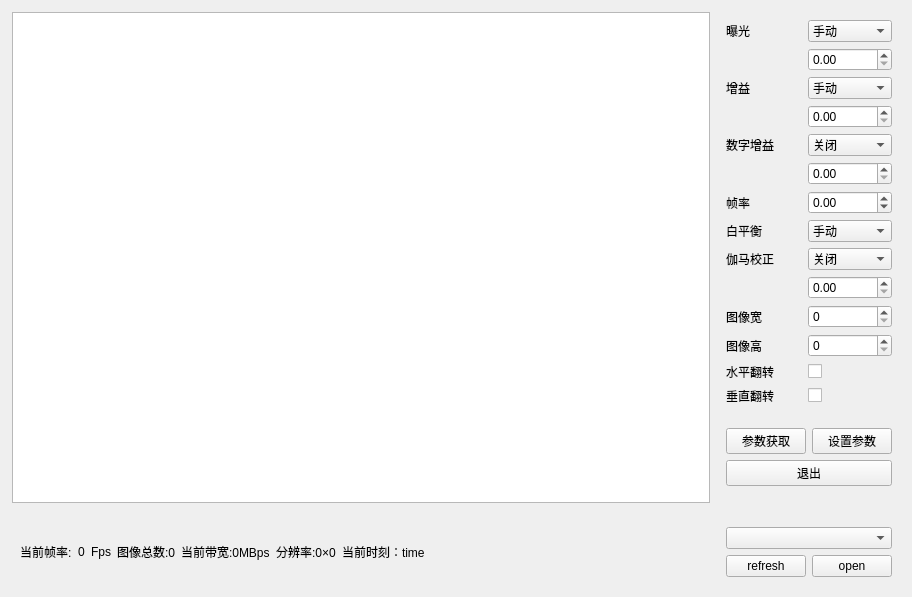
Qt form HIKCamera/hikcamera.ui (Mr-tang0/MINIMTS) before a commit.
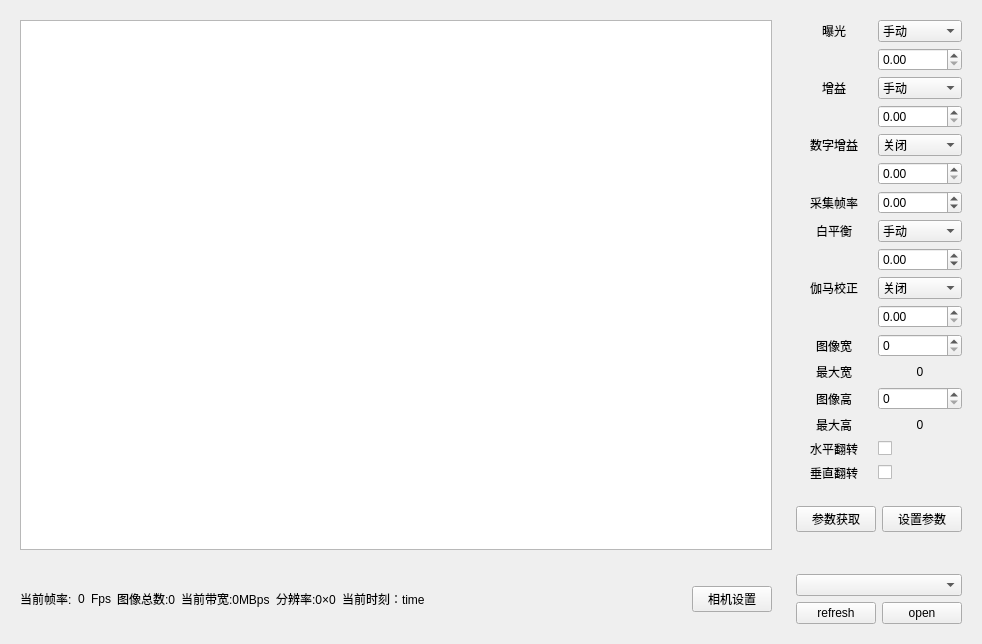
The same form after that commit.

```diff
--- a/HIKCamera/hikcamera.ui
+++ b/HIKCamera/hikcamera.ui
@@ -6,14 +6,14 @@
    <rect>
     <x>0</x>
     <y>0</y>
-    <width>912</width>
-    <height>597</height>
+    <width>982</width>
+    <height>644</height>
    </rect>
   </property>
   <property name="windowTitle">
    <string>HIKCamera</string>
   </property>
-  <layout class="QGridLayout" name="gridLayout_9">
+  <layout class="QGridLayout" name="gridLayout_5">
    <item row="0" column="0">
     <layout class="QGridLayout" name="gridLayout_6">
      <item row="0" column="0">
@@ -21,22 +21,9 @@
        <property name="styleSheet">
         <string notr="true"/>
        </property>
-       <layout class="QGridLayout" name="gridLayout_5">
-        <property name="leftMargin">
-         <number>1</number>
-        </property>
-        <property name="topMargin">
-         <number>1</number>
-        </property>
-        <property name="rightMargin">
-         <number>1</number>
-        </property>
+       <layout class="QGridLayout" name="gridLayout_4">
         <item row="0" column="0">
-         <layout class="QGridLayout" name="gridLayout_4" rowstretch="0" columnstretch="0">
-          <item row="0" column="0">
-           <widget class="QGraphicsView" name="graphicsView"/>
-          </item>
-         </layout>
+         <widget class="QGraphicsView" name="graphicsView"/>
         </item>
        </layout>
       </widget>
@@ -48,11 +35,197 @@
          <layout class="QVBoxLayout" name="verticalLayout">
           <item>
            <layout class="QGridLayout" name="gridLayout">
+            <item row="16" column="1">
+             <widget class="QCheckBox" name="Y_reverse">
+              <property name="text">
+               <string/>
+              </property>
+             </widget>
+            </item>
+            <item row="11" column="1">
+             <widget class="QSpinBox" name="imgWidth">
+              <property name="enabled">
+               <bool>true</bool>
+              </property>
+              <property name="maximum">
+               <number>999999</number>
+              </property>
+             </widget>
+            </item>
+            <item row="13" column="0">
+             <widget class="QLabel" name="FrameRateLabel_5">
+              <property name="text">
+               <string>图像高</string>
+              </property>
+              <property name="alignment">
+               <set>Qt::AlignCenter</set>
+              </property>
+             </widget>
+            </item>
+            <item row="14" column="1">
+             <widget class="QLabel" name="maxH">
+              <property name="text">
+               <string>0</string>
+              </property>
+              <property name="alignment">
+               <set>Qt::AlignCenter</set>
+              </property>
+             </widget>
+            </item>
+            <item row="6" column="0">
+             <widget class="QLabel" name="FrameRateLabel">
+              <property name="text">
+               <string>采集帧率</string>
+              </property>
+              <property name="alignment">
+               <set>Qt::AlignCenter</set>
+              </property>
+             </widget>
+            </item>
+            <item row="13" column="1">
+             <widget class="QSpinBox" name="imgHight">
+              <property name="enabled">
+               <bool>true</bool>
+              </property>
+              <property name="maximum">
+               <number>999999</number>
+              </property>
+             </widget>
+            </item>
+            <item row="14" column="0">
+             <widget class="QLabel" name="label_2">
+              <property name="text">
+               <string>最大高</string>
+              </property>
+              <property name="alignment">
+               <set>Qt::AlignCenter</set>
+              </property>
+             </widget>
+            </item>
+            <item row="12" column="0">
+             <widget class="QLabel" name="label_3">
+              <property name="text">
+               <string>最大宽</string>
+              </property>
+              <property name="alignment">
+               <set>Qt::AlignCenter</set>
+              </property>
+             </widget>
+            </item>
+            <item row="16" column="0">
+             <widget class="QLabel" name="FrameRateLabel_7">
+              <property name="text">
+               <string>垂直翻转</string>
+              </property>
+              <property name="alignment">
+               <set>Qt::AlignCenter</set>
+              </property>
+             </widget>
+            </item>
+            <item row="12" column="1">
+             <widget class="QLabel" name="maxW">
+              <property name="text">
+               <string>0</string>
+              </property>
+              <property name="alignment">
+               <set>Qt::AlignCenter</set>
+              </property>
+             </widget>
+            </item>
+            <item row="15" column="1">
+             <widget class="QCheckBox" name="X_reverse">
+              <property name="text">
+               <string/>
+              </property>
+             </widget>
+            </item>
+            <item row="9" column="1">
+             <widget class="QComboBox" name="enableGamma">
+              <item>
+               <property name="text">
+                <string>关闭</string>
+               </property>
+              </item>
+              <item>
+               <property name="text">
+                <string>开启</string>
+               </property>
+              </item>
+             </widget>
+            </item>
+            <item row="4" column="1">
+             <widget class="QComboBox" name="enableDigitalGain">
+              <item>
+               <property name="text">
+                <string>关闭</string>
+               </property>
+              </item>
+              <item>
+               <property name="text">
+                <string>开启</string>
+               </property>
+              </item>
+             </widget>
+            </item>
+            <item row="2" column="0">
+             <widget class="QLabel" name="GainLabel">
+              <property name="text">
+               <string>增益</string>
+              </property>
+              <property name="alignment">
+               <set>Qt::AlignCenter</set>
+              </property>
+             </widget>
+            </item>
+            <item row="7" column="1">
+             <widget class="QComboBox" name="enableBanlenceWhite">
+              <item>
+               <property name="text">
+                <string>手动</string>
+               </property>
+              </item>
+              <item>
+               <property name="text">
+                <string>自动</string>
+               </property>
+              </item>
+             </widget>
+            </item>
+            <item row="5" column="1">
+             <widget class="QDoubleSpinBox" name="digitalGainRate">
+              <property name="minimum">
+               <double>0.000000000000000</double>
+              </property>
+              <property name="maximum">
+               <double>99999.000000000000000</double>
+              </property>
+             </widget>
+            </item>
+            <item row="11" column="0">
+             <widget class="QLabel" name="FrameRateLabel_4">
+              <property name="text">
+               <string>图像宽</string>
+              </property>
+              <property name="alignment">
+               <set>Qt::AlignCenter</set>
+              </property>
+             </widget>
+            </item>
+            <item row="10" column="1">
+             <widget class="QDoubleSpinBox" name="gammaRate">
+              <property name="maximum">
+               <double>99999.000000000000000</double>
+              </property>
+             </widget>
+            </item>
             <item row="0" column="0">
              <widget class="QLabel" name="ExposureLabel">
               <property name="text">
                <string>曝光</string>
               </property>
+              <property name="alignment">
+               <set>Qt::AlignCenter</set>
+              </property>
              </widget>
             </item>
             <item row="0" column="1">
@@ -62,6 +235,11 @@
                 <string>手动</string>
                </property>
               </item>
+              <item>
+               <property name="text">
+                <string>单次自动</string>
+               </property>
+              </item>
               <item>
                <property name="text">
                 <string>连续自动</string>
@@ -69,20 +247,13 @@
               </item>
              </widget>
             </item>
-            <item row="1" column="1">
-             <widget class="QDoubleSpinBox" name="exposureRate">
-              <property name="minimum">
-               <double>0.000000000000000</double>
-              </property>
-              <property name="maximum">
-               <double>999999.000000000000000</double>
-              </property>
-             </widget>
-            </item>
-            <item row="2" column="0">
-             <widget class="QLabel" name="GainLabel">
+            <item row="9" column="0">
+             <widget class="QLabel" name="FrameRateLabel_3">
               <property name="text">
-               <string>增益</string>
+               <string>伽马校正</string>
+              </property>
+              <property name="alignment">
+               <set>Qt::AlignCenter</set>
               </property>
              </widget>
             </item>
@@ -93,6 +264,11 @@
                 <string>手动</string>
                </property>
               </item>
+              <item>
+               <property name="text">
+                <string>单次自动</string>
+               </property>
+              </item>
               <item>
                <property name="text">
                 <string>连续自动</string>
@@ -100,8 +276,8 @@
               </item>
              </widget>
             </item>
-            <item row="3" column="1">
-             <widget class="QDoubleSpinBox" name="gainRate">
+            <item row="1" column="1">
+             <widget class="QDoubleSpinBox" name="exposureRate">
               <property name="minimum">
                <double>0.000000000000000</double>
               </property>
@@ -110,41 +286,43 @@
               </property>
              </widget>
             </item>
+            <item row="15" column="0">
+             <widget class="QLabel" name="FrameRateLabel_6">
+              <property name="text">
+               <string>水平翻转</string>
+              </property>
+              <property name="alignment">
+               <set>Qt::AlignCenter</set>
+              </property>
+             </widget>
+            </item>
+            <item row="7" column="0">
+             <widget class="QLabel" name="FrameRateLabel_2">
+              <property name="text">
+               <string>白平衡</string>
+              </property>
+              <property name="alignment">
+               <set>Qt::AlignCenter</set>
+              </property>
+             </widget>
+            </item>
             <item row="4" column="0">
              <widget class="QLabel" name="GainLabel_2">
               <property name="text">
                <string>数字增益</string>
               </property>
+              <property name="alignment">
+               <set>Qt::AlignCenter</set>
+              </property>
              </widget>
             </item>
-            <item row="4" column="1">
-             <widget class="QComboBox" name="enableDigitalGain">
-              <item>
-               <property name="text">
-                <string>关闭</string>
-               </property>
-              </item>
-              <item>
-               <property name="text">
-                <string>开启</string>
-               </property>
-              </item>
-             </widget>
-            </item>
-            <item row="5" column="1">
-             <widget class="QDoubleSpinBox" name="digitalGainRate">
+            <item row="3" column="1">
+             <widget class="QDoubleSpinBox" name="gainRate">
               <property name="minimum">
                <double>0.000000000000000</double>
               </property>
               <property name="maximum">
-               <double>99999.000000000000000</double>
-              </property>
-             </widget>
-            </item>
-            <item row="6" column="0">
-             <widget class="QLabel" name="FrameRateLabel">
-              <property name="text">
-               <string>帧率</string>
+               <double>999999.000000000000000</double>
               </property>
              </widget>
             </item>
@@ -158,111 +336,16 @@
               </property>
              </widget>
             </item>
-            <item row="7" column="0">
-             <widget class="QLabel" name="FrameRateLabel_2">
-              <property name="text">
-               <string>白平衡</string>
-              </property>
-             </widget>
-            </item>
-            <item row="7" column="1">
-             <widget class="QComboBox" name="enableBanlenceWhite">
-              <item>
-               <property name="text">
-                <string>手动</string>
-               </property>
-              </item>
-              <item>
-               <property name="text">
-                <string>自动</string>
-               </property>
-              </item>
-             </widget>
-            </item>
-            <item row="8" column="0">
-             <widget class="QLabel" name="FrameRateLabel_3">
-              <property name="text">
-               <string>伽马校正</string>
-              </property>
-             </widget>
-            </item>
             <item row="8" column="1">
-             <widget class="QComboBox" name="enableGamma">
-              <item>
-               <property name="text">
-                <string>关闭</string>
-               </property>
-              </item>
-              <item>
-               <property name="text">
-                <string>开启</string>
-               </property>
-              </item>
-             </widget>
-            </item>
-            <item row="9" column="1">
-             <widget class="QDoubleSpinBox" name="gammaRate">
+             <widget class="QDoubleSpinBox" name="BanlenceWhite">
+              <property name="minimum">
+               <double>-5.000000000000000</double>
+              </property>
               <property name="maximum">
                <double>99999.000000000000000</double>
               </property>
              </widget>
             </item>
-            <item row="10" column="0">
-             <widget class="QLabel" name="FrameRateLabel_4">
-              <property name="text">
-               <string>图像宽</string>
-              </property>
-             </widget>
-            </item>
-            <item row="10" column="1">
-             <widget class="QSpinBox" name="imgWidth">
-              <property name="maximum">
-               <number>999999</number>
-              </property>
-             </widget>
-            </item>
-            <item row="11" column="0">
-             <widget class="QLabel" name="FrameRateLabel_5">
-              <property name="text">
-               <string>图像高</string>
-              </property>
-             </widget>
-            </item>
-            <item row="11" column="1">
-             <widget class="QSpinBox" name="imgHight">
-              <property name="maximum">
-               <number>999999</number>
-              </property>
-             </widget>
-            </item>
-            <item row="12" column="1">
-             <widget class="QCheckBox" name="X_reverse">
-              <property name="text">
-               <string/>
-              </property>
-             </widget>
-            </item>
-            <item row="13" column="1">
-             <widget class="QCheckBox" name="Y_reverse">
-              <property name="text">
-               <string/>
-              </property>
-             </widget>
-            </item>
-            <item row="12" column="0">
-             <widget class="QLabel" name="FrameRateLabel_6">
-              <property name="text">
-               <string>水平翻转</string>
-              </property>
-             </widget>
-            </item>
-            <item row="13" column="0">
-             <widget class="QLabel" name="FrameRateLabel_7">
-              <property name="text">
-               <string>垂直翻转</string>
-              </property>
-             </widget>
-            </item>
            </layout>
           </item>
           <item>
@@ -302,13 +385,6 @@
             </item>
            </layout>
           </item>
-          <item>
-           <widget class="QPushButton" name="close">
-            <property name="text">
-             <string>退出</string>
-            </property>
-           </widget>
-          </item>
           <item>
            <spacer name="verticalSpacer">
             <property name="orientation">
@@ -394,6 +470,13 @@
             </property>
            </spacer>
           </item>
+          <item>
+           <widget class="QPushButton" name="setupCamera">
+            <property name="text">
+             <string>相机设置</string>
+            </property>
+           </widget>
+          </item>
          </layout>
         </item>
        </layout>
```
